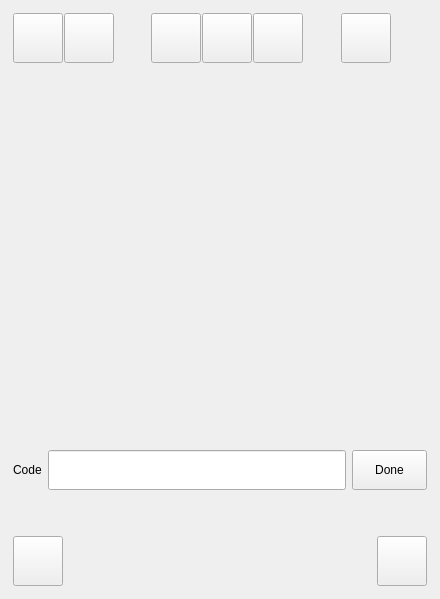
The window that digital_sketch_mapping_tool_dockwidget_base.ui (Esk-Spatial/QGIS_forest_health_sketch_tool) describes before a commit, drawn with Qt 5.
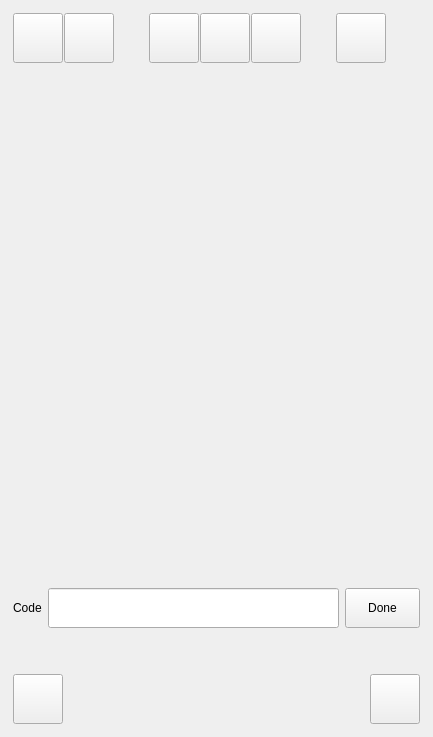
The same window after the commit. Icons and pictures are not drawn.

Commit message: created a new ui for confirmation. Fixed keypad spacing issue. updated delete confirmation messages and error messages

Patch:
```diff
--- a/digital_sketch_mapping_tool_dockwidget_base.ui
+++ b/digital_sketch_mapping_tool_dockwidget_base.ui
@@ -6,8 +6,8 @@
    <rect>
     <x>0</x>
     <y>0</y>
-    <width>440</width>
-    <height>599</height>
+    <width>433</width>
+    <height>737</height>
    </rect>
   </property>
   <property name="windowTitle">
@@ -328,8 +328,8 @@
            <rect>
             <x>0</x>
             <y>0</y>
-            <width>412</width>
-            <height>349</height>
+            <width>411</width>
+            <height>493</height>
            </rect>
           </property>
           <property name="minimumSize">
@@ -351,19 +351,6 @@
            <property name="bottomMargin">
             <number>2</number>
            </property>
-           <item>
-            <spacer name="verticalSpacer">
-             <property name="orientation">
-              <enum>Qt::Vertical</enum>
-             </property>
-             <property name="sizeHint" stdset="0">
-              <size>
-               <width>20</width>
-               <height>20</height>
-              </size>
-             </property>
-            </spacer>
-           </item>
           </layout>
          </widget>
         </widget>
```
The commit also changes 7 other files.
